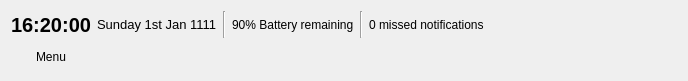
Above: mainwindow.ui from vicr123/theshell before the change. Below: the same form after it.
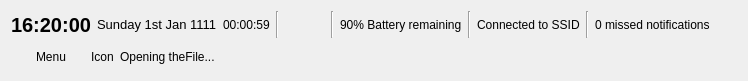
That is the form after the change. Icons and pictures are not drawn. Custom widgets are drawn as their Qt base class.

Diff of the .ui file:
```diff
--- a/mainwindow.ui
+++ b/mainwindow.ui
@@ -6,7 +6,7 @@
    <rect>
     <x>0</x>
     <y>0</y>
-    <width>688</width>
+    <width>748</width>
     <height>81</height>
    </rect>
   </property>
@@ -49,6 +49,13 @@
         </property>
        </widget>
       </item>
+      <item>
+       <widget class="QLabel" name="timer">
+        <property name="text">
+         <string>00:00:59</string>
+        </property>
+       </widget>
+      </item>
       <item>
        <widget class="Line" name="line">
         <property name="orientation">
@@ -56,6 +63,30 @@
         </property>
        </widget>
       </item>
+      <item>
+       <widget class="QPushButton" name="pushButton_2">
+        <property name="enabled">
+         <bool>true</bool>
+        </property>
+        <property name="text">
+         <string/>
+        </property>
+        <property name="icon">
+         <iconset theme="mic-on">
+          <normaloff>.</normaloff>.</iconset>
+        </property>
+        <property name="flat">
+         <bool>true</bool>
+        </property>
+       </widget>
+      </item>
+      <item>
+       <widget class="Line" name="line_3">
+        <property name="orientation">
+         <enum>Qt::Vertical</enum>
+        </property>
+       </widget>
+      </item>
       <item>
        <widget class="ClickableLabel" name="batteryLabel">
         <property name="text">
@@ -70,6 +101,20 @@
         </property>
        </widget>
       </item>
+      <item>
+       <widget class="ClickableLabel" name="networkLabel">
+        <property name="text">
+         <string>Connected to SSID</string>
+        </property>
+       </widget>
+      </item>
+      <item>
+       <widget class="Line" name="line_4">
+        <property name="orientation">
+         <enum>Qt::Vertical</enum>
+        </property>
+       </widget>
+      </item>
       <item>
        <widget class="ClickableLabel" name="notifications">
         <property name="text">
@@ -113,6 +158,44 @@
         </property>
        </widget>
       </item>
+      <item>
+       <widget class="QFrame" name="openingAppFrame">
+        <property name="frameShape">
+         <enum>QFrame::NoFrame</enum>
+        </property>
+        <property name="frameShadow">
+         <enum>QFrame::Raised</enum>
+        </property>
+        <layout class="QHBoxLayout" name="horizontalLayout_3">
+         <property name="leftMargin">
+          <number>0</number>
+         </property>
+         <property name="topMargin">
+          <number>0</number>
+         </property>
+         <property name="rightMargin">
+          <number>0</number>
+         </property>
+         <property name="bottomMargin">
+          <number>0</number>
+         </property>
+         <item>
+          <widget class="QLabel" name="appOpeningIcon">
+           <property name="text">
+            <string>Icon</string>
+           </property>
+          </widget>
+         </item>
+         <item>
+          <widget class="QLabel" name="appOpeningLabel">
+           <property name="text">
+            <string>Opening theFile...</string>
+           </property>
+          </widget>
+         </item>
+        </layout>
+       </widget>
+      </item>
       <item>
        <layout class="QVBoxLayout" name="verticalLayout_2">
         <item>
```
